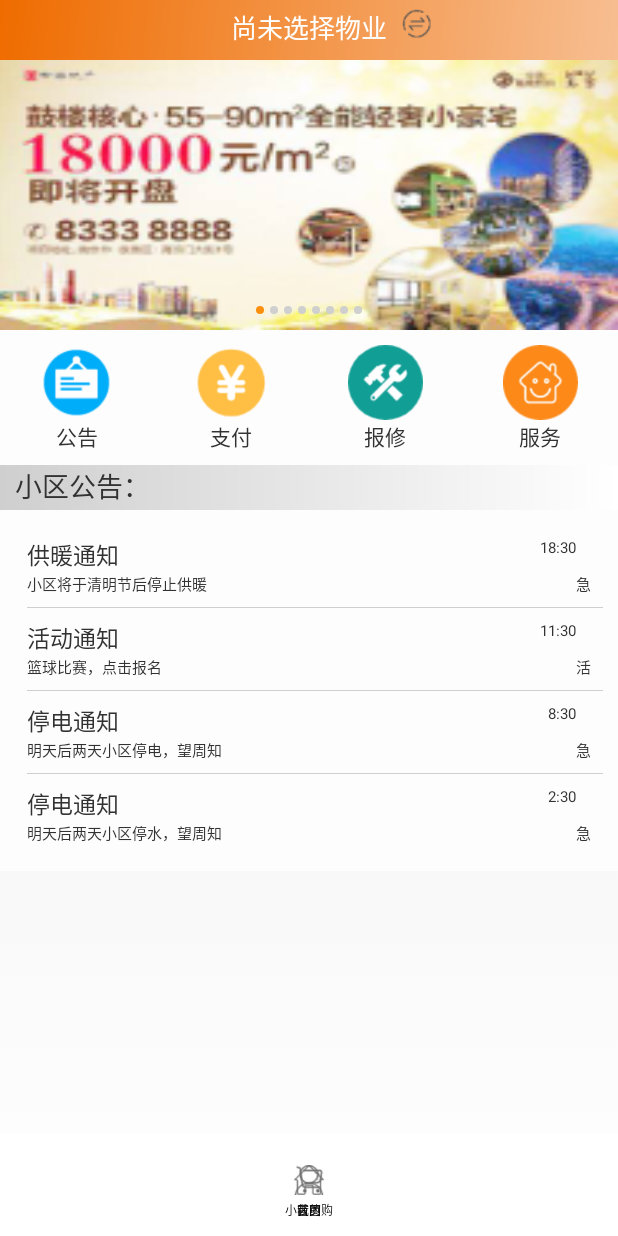
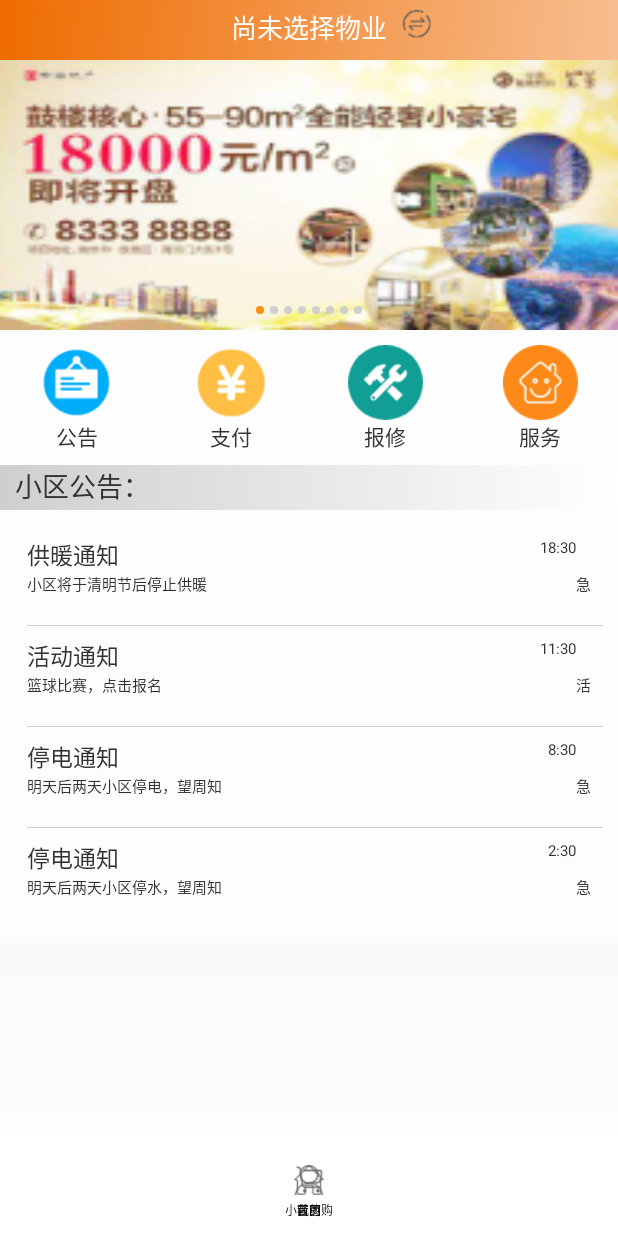
Before and after one commit to zhangbaiwan666/Myproperty, an Android app: the MainFragment screen opened directly, with no data from a screen before it, on a phone screen of 412 x 824 dp. Run offline under Robolectric (Android 15) with nearby library versions, the phone set to English and light mode, and no system bars; network calls fail; 2 statements that could not run were skipped.

Commit message:
大小和网络图片

```diff
--- a/app/src/main/java/cottee/myproperty/activity/AddSubActivity.java
+++ b/app/src/main/java/cottee/myproperty/activity/AddSubActivity.java
@@ -64,7 +64,7 @@ public class AddSubActivity extends Activity {
                     public void onClick(DialogInterface dialog, int which) {
                         LoginRegisterHandler loginRegisterHandler = new LoginRegisterHandler(AddSubActivity.this, "", "");
                         LoginRegisterManager loginRegisterManager = new LoginRegisterManager(AddSubActivity.this, loginRegisterHandler);
-                                                      loginRegisterManager.AddSubAccount(et_sub_account.getText().toString().trim(),
+                         loginRegisterManager.AddSubAccount(et_sub_account.getText().toString().trim(),
                                 et_sub_remark.getText().toString().trim(), et_sub_phone.getText().toString().trim());
                         dialog.dismiss();
 
--- a/app/src/main/java/cottee/myproperty/constant/Properties.java
+++ b/app/src/main/java/cottee/myproperty/constant/Properties.java
@@ -25,6 +25,7 @@ public class Properties {
     public static final String EXCEPT_NOTICE_LIST="https://https://thethreestooges.cn:5210/notice/notice_week/except";
     public static final String NOTICE_INFO="https://thethreestooges.cn:5210/notice/notice/info";
     public static final String NOTICE_FIND="https://thethreestooges.cn:5210/notice/find/notic";
+    public static final String IMG_URL="https://timgsa.baidu.com/timg?image&quality=80&size=b9999_10000&sec=1523415467402&di=a95384f8ef5e6c521d942c29c6a472cb&imgtype=0&src=http%3A%2F%2Fpic5.nipic.com%2F20091223%2F3311772_105559015588_2.jpg";
     public final static int USER_LOGIN = 1;
     public final static int CHECKOUT_EMAIL = 2;
     public final static int CHECKOUT_EMAIL_VER = 3;
--- a/app/src/main/java/cottee/myproperty/fragment/MainFragment.java
+++ b/app/src/main/java/cottee/myproperty/fragment/MainFragment.java
@@ -4,6 +4,9 @@ package cottee.myproperty.fragment;
 import android.content.Context;
 import android.content.Intent;
 import android.content.SharedPreferences;
+import android.graphics.Bitmap;
+import android.graphics.BitmapFactory;
+import android.graphics.drawable.BitmapDrawable;
 import android.graphics.drawable.ColorDrawable;
 import android.os.Bundle;
 import android.os.Handler;
@@ -26,6 +29,7 @@ import android.widget.PopupWindow;
 import android.widget.TextView;
 import android.widget.Toast;
 
+import java.io.IOException;
 import java.util.ArrayList;
 import java.util.HashMap;
 import java.util.List;
@@ -52,7 +56,9 @@ import cottee.myproperty.constant.PropertyListBean;
 import cottee.myproperty.handler.LoginRegisterHandler;
 import cottee.myproperty.listener.NoDoubleClickListener;
 import cottee.myproperty.manager.LoginRegisterManager;
+import cottee.myproperty.server.ImageService;
 import cottee.myproperty.uitils.HealthMap;
+import cottee.myproperty.uitils.Properties;
 import cottee.myproperty.uitils.Session;
 
 public class MainFragment extends Fragment {
@@ -92,6 +98,8 @@ public class MainFragment extends Fragment {
 	private View rootView;
 	private ListView list_preview_bulletin;
 	private static String strItem;
+	private Bitmap bitmap;
+	private BitmapDrawable bd;
 
 
 	@Override
@@ -100,6 +108,17 @@ public class MainFragment extends Fragment {
 //		not_title =(ArrayList<String>) HealthMap.get("not_title");
 //		not_message =(ArrayList<String>) HealthMap.get("not_message");
 //		not_time =(ArrayList<String>) HealthMap.get("not_time");
+		String imgUrl = cottee.myproperty.constant.Properties.IMG_URL;
+		String urlPathContent = imgUrl;
+		try {
+			byte[] data = ImageService.getImage(urlPathContent);
+			//生成位图
+			bitmap = BitmapFactory.decodeByteArray(data, 0, data.length);
+//			imageView.setImageBitmap(bitmap);  //显示图片
+			bd = new BitmapDrawable(getContext().getResources(), bitmap);
+		} catch (IOException e) {
+			Toast.makeText(getContext(), "图片由于网络原因未显示", Toast.LENGTH_LONG).show(); //通知用户连接超时信息
+		}
 
 		if (rootView == null) {
 
@@ -267,6 +286,9 @@ public class MainFragment extends Fragment {
 				images = new ArrayList<ImageView>();
 				for(int i =0; i < imageIds.length; i++){
 					ImageView imageView = new ImageView(getContext());
+					if (i==1){
+						imageView.setImageBitmap(bitmap);
+					}
 					imageView.setBackgroundResource(imageIds[i]);
 					final int finalI = i;
 					imageView.setOnClickListener(new NoDoubleClickListener() {
--- a/app/src/main/java/cottee/myproperty/manager/LoginRegisterManager.java
+++ b/app/src/main/java/cottee/myproperty/manager/LoginRegisterManager.java
@@ -287,6 +287,9 @@ public class LoginRegisterManager implements Serializable {
                     if (response.isSuccessful()) {
                         String str = response.body().string();
                         System.out.println("最后的张繁"+str);
+                        SharedPreferences   preferences = context.getSharedPreferences("user", Context.MODE_PRIVATE);
+                        SharedPreferences.Editor editor=preferences.edit();
+                        editor.putString("name",email);
                         Message msg = new Message();
                         msg.what = Properties.RESET_USER;
                         msg.arg1 = str.length();
--- /dev/null
+++ b/app/src/main/java/cottee/myproperty/server/ImageService.java
@@ -0,0 +1,31 @@
+package cottee.myproperty.server;
+
+import android.annotation.SuppressLint;
+import android.annotation.TargetApi;
+import android.os.Build;
+import android.os.StrictMode;
+
+import java.io.IOException;
+import java.io.InputStream;
+import java.net.HttpURLConnection;
+import java.net.URL;
+
+import cottee.myproperty.uitils.StreamTool;
+
+public class ImageService {
+    @TargetApi(Build.VERSION_CODES.GINGERBREAD)
+
+    @SuppressLint("NewApi")
+    public static byte[] getImage(String path) throws IOException {
+        StrictMode.ThreadPolicy policy=new StrictMode.ThreadPolicy.Builder().permitAll().build();
+        StrictMode.setThreadPolicy(policy);
+        URL url = new URL(path);
+        HttpURLConnection conn = (HttpURLConnection)url.openConnection();
+        conn.setRequestMethod("GET");  //设置请求方法为GET
+        conn.setReadTimeout(5*1000);  //设置请求过时时间为5秒
+        InputStream inputStream = conn.getInputStream();  //通过输入流获得图片数据
+        byte[] data = StreamTool.readInputStream(inputStream);   //获得图片的二进制数据
+        return data;
+
+    }
+}
--- a/app/src/main/res/layout/item_edittext.xml
+++ b/app/src/main/res/layout/item_edittext.xml
@@ -7,7 +7,7 @@
 
     <EditText
         android:id="@+id/edit_text"
-        android:layout_width="150dp"
+        android:layout_width="140dp"
         android:layout_height="35dp"
         android:textSize="12dp"
         android:digits="1234567890"
@@ -16,6 +16,7 @@
         android:maxLength="11"
         android:textColorHint="#7c7c7c" />
     <Button
+        android:layout_marginLeft="10dp"
         android:id="@+id/btn_delete_sub_phone"
         android:layout_gravity="center_vertical"
         android:layout_width="60dp"
--- a/app/src/main/res/layout/layout_bulletin_list.xml
+++ b/app/src/main/res/layout/layout_bulletin_list.xml
@@ -13,6 +13,9 @@
                 android:layout_width="wrap_content"
                 android:layout_height="wrap_content"
                 android:id="@+id/tv_bulletin_title"
+                android:maxEms="12"
+                android:maxLines="1"
+                android:ellipsize="end"
                 android:textSize="15dp"/>
             <TextView
                 android:layout_marginRight="10dp"
@@ -31,6 +34,8 @@
         android:id="@+id/tv_bulletin_message"
             android:layout_width="wrap_content"
             android:layout_height="wrap_content"
+            android:lines="2"
+            android:ellipsize="end"
             />
         <TextView
             android:layout_alignParentRight="true"
--- a/app/src/main/res/layout/layout_list_item.xml
+++ b/app/src/main/res/layout/layout_list_item.xml
@@ -17,7 +17,10 @@
             android:layout_alignParentLeft="true"
             android:layout_centerVertical="true"
             android:text="name"
-            android:textSize="20dp"
+            android:textSize="18dp"
+            android:maxEms="5"
+            android:ellipsize="end"
+            android:maxLines="1"
             android:visibility="visible" />
     <TextView
         android:visibility="visible"
--- a/app/src/main/res/layout/pop_menuitem.xml
+++ b/app/src/main/res/layout/pop_menuitem.xml
@@ -6,7 +6,7 @@
      >
     <TextView
         android:id="@+id/menuitem"
-        android:layout_width="fill_parent"
+        android:layout_width="wrap_content"
         android:layout_height="wrap_content"
         android:textColor="@android:color/black"
         android:padding="10dip"
```
Also changed, not shown: app/src/main/java/cottee/myproperty/activity/ControlSubActivity.java (+14 -6 lines), app/src/main/java/cottee/myproperty/activity/DelateSubActivity.java (+6 -1 lines), app/src/main/java/cottee/myproperty/adapter/SubinfoAdapter.java (+25 -5 lines), app/src/main/java/cottee/myproperty/handler/LoginRegisterHandler.java (+9 -2 lines), app/src/main/java/cottee/myproperty/uitils/StreamTool.java (added, +23 -0 lines), app/src/main/res/layout/activity_controlsub.xml (+13 -0 lines), app/src/main/res/layout/activity_delate_sub.xml (+6 -23 lines).
